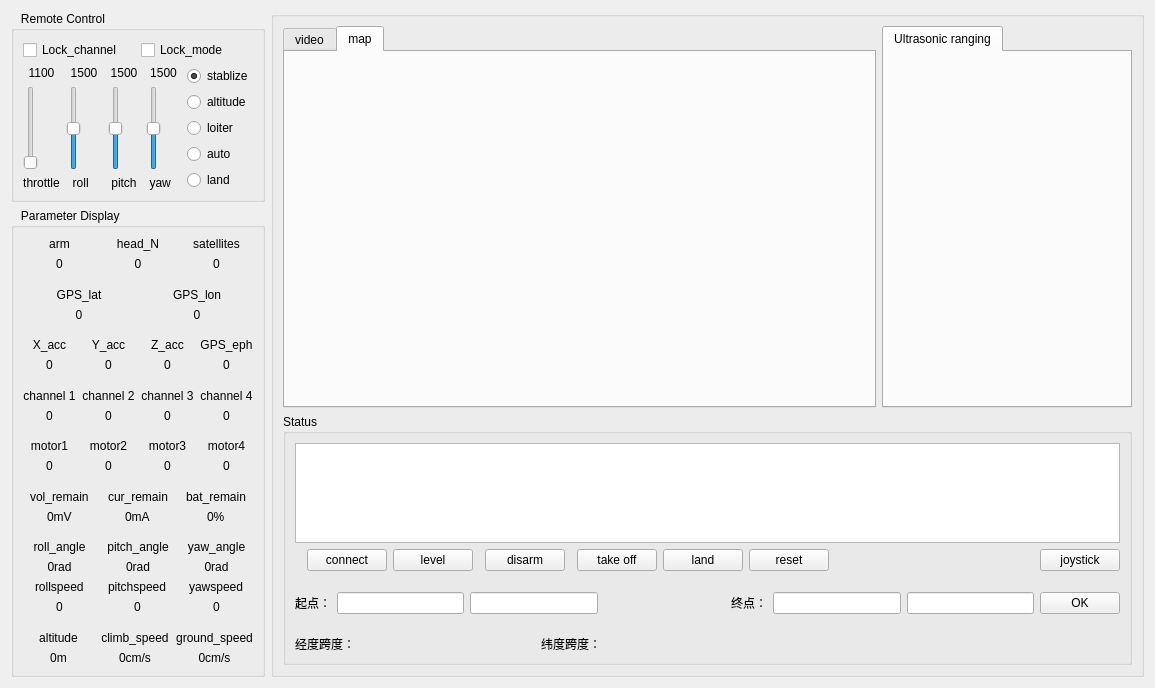
This is main.ui in lixinaurora/GroundStation as Qt 5 draws it before an edit. The edited form follows.
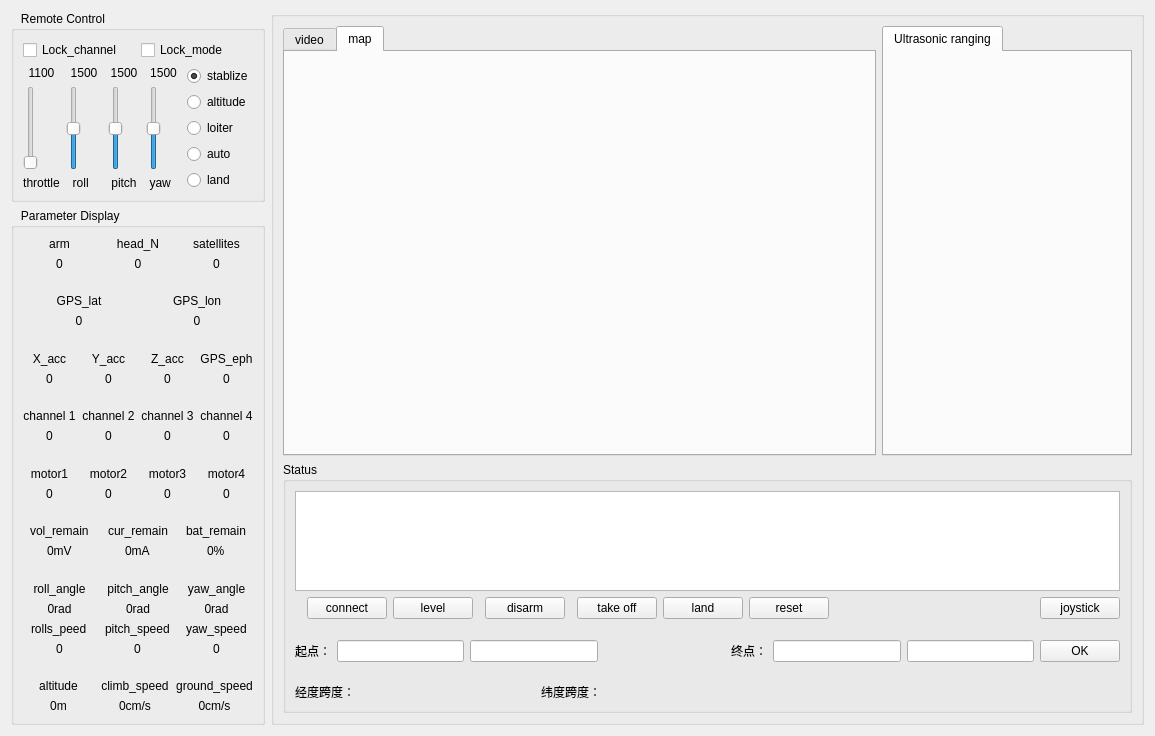
This is the edited form.

Diff of the .ui file:
```diff
--- a/main.ui
+++ b/main.ui
@@ -7,7 +7,7 @@
     <x>0</x>
     <y>0</y>
     <width>1155</width>
-    <height>688</height>
+    <height>736</height>
    </rect>
   </property>
   <property name="windowTitle">
@@ -649,21 +649,21 @@
           <item row="0" column="0" alignment="Qt::AlignHCenter">
            <widget class="QLabel" name="label_57">
             <property name="text">
-             <string>rollspeed</string>
+             <string>rolls_peed</string>
             </property>
            </widget>
           </item>
           <item row="0" column="1" alignment="Qt::AlignHCenter">
            <widget class="QLabel" name="label_58">
             <property name="text">
-             <string>pitchspeed</string>
+             <string>pitch_speed</string>
             </property>
            </widget>
           </item>
           <item row="0" column="2" alignment="Qt::AlignHCenter">
            <widget class="QLabel" name="label_59">
             <property name="text">
-             <string>yawspeed</string>
+             <string>yaw_speed</string>
             </property>
            </widget>
           </item>
```
